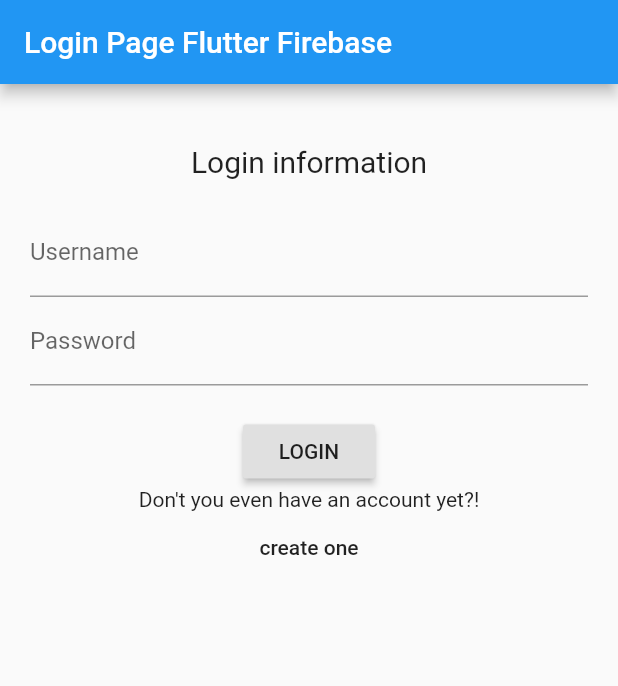
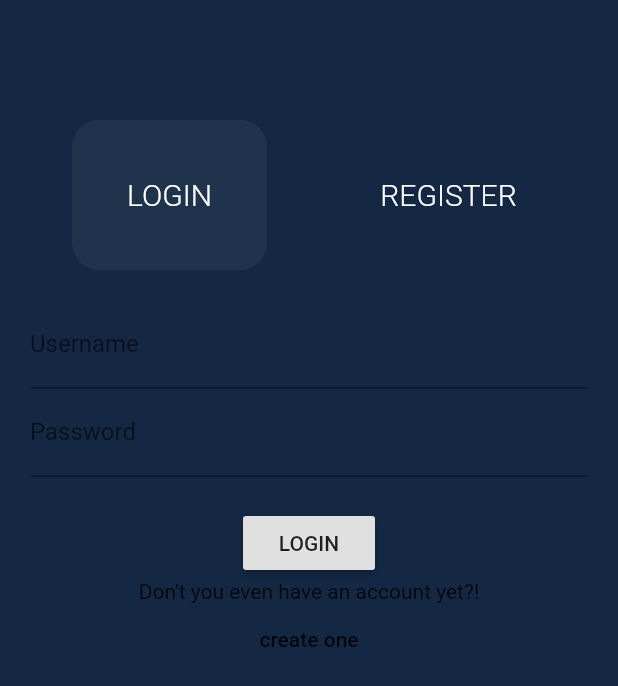
Before and after one commit to AntonForsvall/countWindows_app, a Flutter app: the screen it shows after launch, on a phone screen of 412 x 824 dp. Shown: the top 686 px of the screen. Run offline on Flutter 3.47's test engine with Material 2 defaults, Android fonts, the light colour scheme and no system bars; our stand-ins replace rxdart, shared_preferences.

Commit message:
Working on UI for the LoginPage

```diff
--- a/App/countwindowsapp/lib/Screens/login.dart
+++ b/App/countwindowsapp/lib/Screens/login.dart
@@ -19,9 +19,6 @@ class _LoginPageState extends State<LoginPage> {
   @override
   Widget build(BuildContext context) {
     return Scaffold(
-        appBar: AppBar(
-          title: Text("Login Page Flutter Firebase"),
-        ),
         body: Center(
           child: widget.newUser ? signupPage() : signinPage(),
         ));
@@ -32,12 +29,48 @@ class _LoginPageState extends State<LoginPage> {
     TextEditingController passwordText = new TextEditingController();
 
     return Container(
+        decoration: BoxDecoration(color: Color(0xF50B1F3D)),
         padding: EdgeInsets.all(20.0),
         child: Column(children: <Widget>[
-          SizedBox(height: 20.0),
-          Text(
-            'Login information',
-            style: TextStyle(fontSize: 20),
+          SizedBox(height: 60.0),
+          Row(
+            mainAxisSize: MainAxisSize.max,
+            mainAxisAlignment: MainAxisAlignment.spaceAround,
+            children: <Widget>[
+              Container(
+                height: 100,
+                width: 130,
+                child: FlatButton(
+                    child: Text(
+                      'LOGIN',
+                      textAlign: TextAlign.center,
+                      style:
+                          TextStyle(color: Colors.white, fontWeight: FontWeight.w300, fontSize: 20),
+                    ),
+
+
+                  onPressed: () {},
+                  color: Color(0xF521334D),
+                  shape: RoundedRectangleBorder(borderRadius: BorderRadius.circular(18.0)),
+                ),
+              ),
+              Container(
+            height: 100,
+            width: 130,
+            child: FlatButton(
+                child: Text(
+                  'REGISTER',
+                  textAlign: TextAlign.center,
+                  style:
+                      TextStyle(color: Colors.white, fontWeight: FontWeight.w300, fontSize: 20),
+                ),
+
+
+              onPressed: () {},
+              shape: RoundedRectangleBorder(borderRadius: BorderRadius.circular(18.0)),
+            ),
+          ),
+            ],
           ),
           SizedBox(height: 20.0),
           TextFormField(
```
Also changed, not shown: App/countwindowsapp/lib/Screens/projectPage.dart (+2 -45 lines), App/countwindowsapp/lib/models/resources/api.dart (+0 -27 lines).
